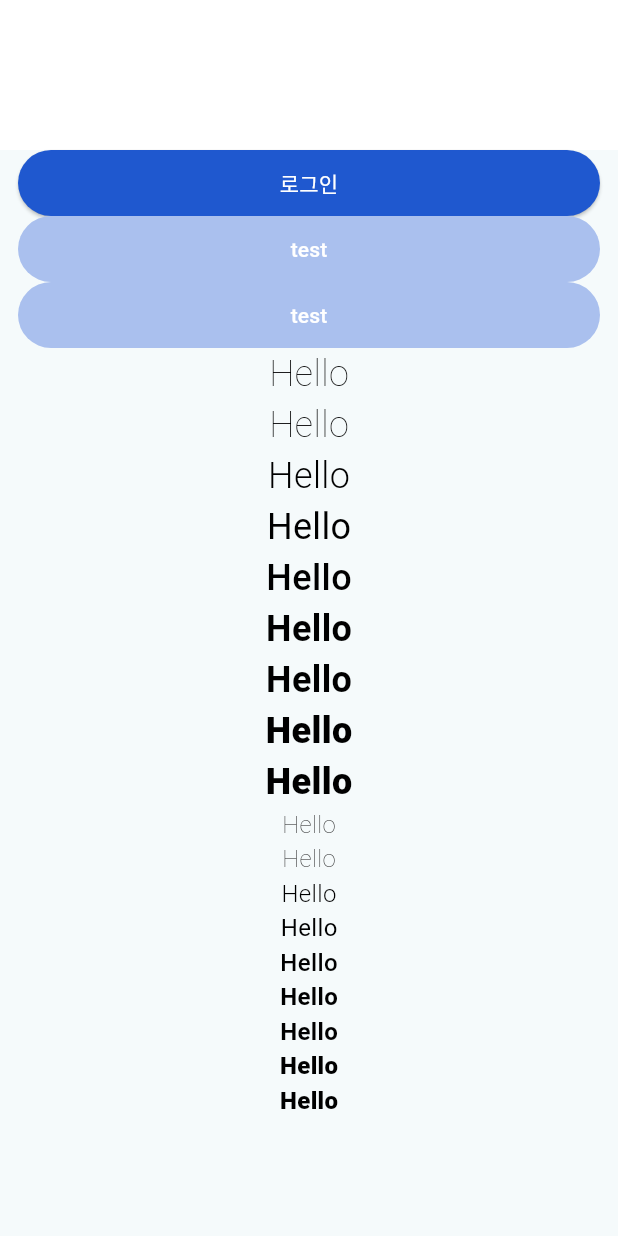
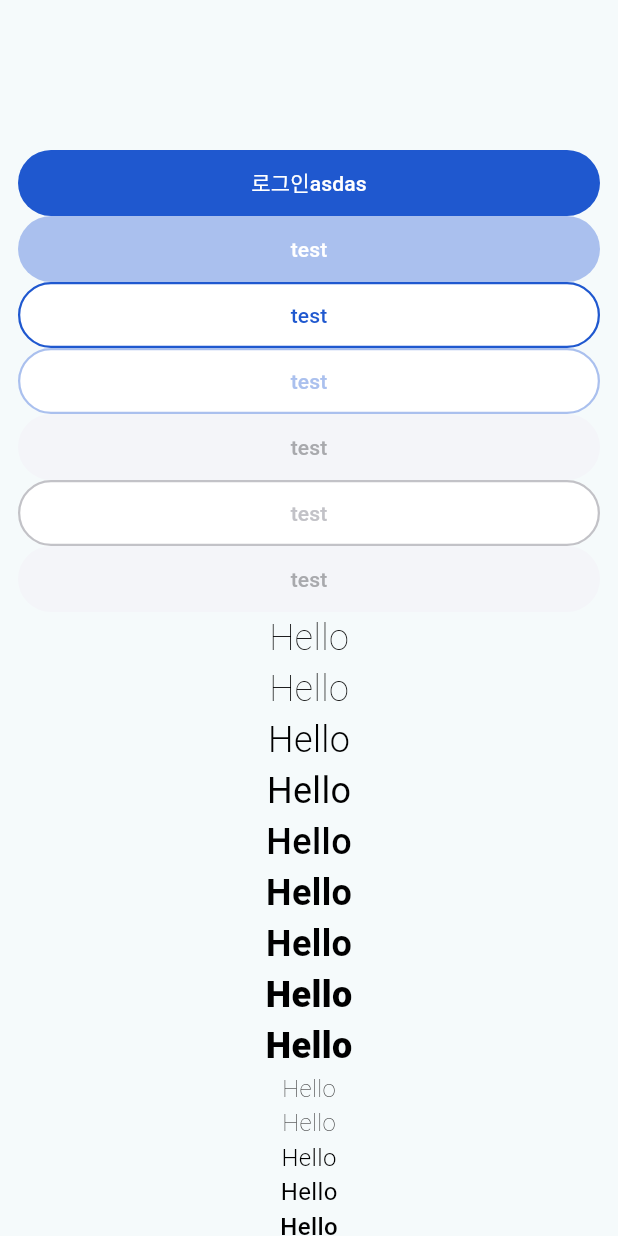
Before and after one commit to HNW-DevON/greeny-ios, a Flutter app: the screen it shows after launch, on a phone screen of 412 x 824 dp. Run offline on Flutter 3.47's test engine with Material 2 defaults, Android fonts, the phone set to English and light mode, and no system bars; Roboto replaces fonts that are missing (Pretendard); project files that could hold a hidden picture were left out.

Commit message:
Add :: more varient buttons

```diff
--- a/lib/component/button/button_type.dart
+++ b/lib/component/button/button_type.dart
@@ -3,18 +3,55 @@ import 'package:flutterproj/theme/color.dart';
 
 enum ButtonType {
 
-  defaultButton(ColorStyle.main500,ColorStyle.white,ColorStyle.main200,ColorStyle.white);
+  defaultButton(
+    backgroundColor: ColorStyle.main500,
+    contentColor: ColorStyle.white,
+    disabledBackgroundColor: ColorStyle.main200,
+    disabledContentColor: ColorStyle.white,
+    strokeColor: ColorStyle.transparent,
+    disabledStrokeColor: ColorStyle.transparent
+  ),
+  strokeButton(
+    backgroundColor: ColorStyle.white,
+    contentColor: ColorStyle.main500,
+    strokeColor: ColorStyle.main500,
+    disabledBackgroundColor: ColorStyle.white,
+    disabledContentColor: ColorStyle.main200,
+    disabledStrokeColor: ColorStyle.main200
+  ),
+  grayDefaultButton(
+    backgroundColor: ColorStyle.gray50,
+    contentColor: ColorStyle.gray300,
+    strokeColor: ColorStyle.transparent,
+    disabledBackgroundColor: ColorStyle.gray50,
+    disabledContentColor: ColorStyle.gray300,
+    disabledStrokeColor: ColorStyle.transparent
+  ),
+  grayStrokeButton(
+    backgroundColor: ColorStyle.white,
+    contentColor: ColorStyle.gray200,
+    strokeColor: ColorStyle.gray200,
+    disabledBackgroundColor: ColorStyle.white,
+    disabledContentColor: ColorStyle.gray200,
+    disabledStrokeColor: ColorStyle.gray200
+  );
+
+
 
   final Color backgroundColor;
   final Color contentColor;
+  final Color strokeColor;
   final Color disabledBackgroundColor;
   final Color disabledContentColor;
+  final Color disabledStrokeColor;
 
-  const ButtonType(
-    this.backgroundColor,
-    this.contentColor,
-    this.disabledBackgroundColor,
-    this.disabledContentColor
-  );
+  const ButtonType({
+    required this.backgroundColor,
+    required this.contentColor,
+    required this.strokeColor,
+    required this.disabledBackgroundColor,
+    required this.disabledContentColor,
+    required this.disabledStrokeColor
+  });
 
 }
--- a/lib/component/button/gsv_button.dart
+++ b/lib/component/button/gsv_button.dart
@@ -1,9 +1,11 @@
 import 'package:flutter/material.dart';
 import 'package:flutterproj/component/button/button_type.dart';
+import 'package:flutterproj/component/text/gsv_text.dart';
+import 'package:flutterproj/component/text/text_type.dart';
 
 class GsvButton extends StatelessWidget {
 
-  static const double _height = 44;
+  static const double height = 44;
 
   final String text;
   final VoidCallback callback;
@@ -20,27 +22,38 @@ class GsvButton extends StatelessWidget {
     this.buttonType = ButtonType.defaultButton,
   }) : super(key: key);
 
-
   @override
   Widget build(BuildContext context) {
-    return SizedBox(
+    return Transform.scale(
+      scale: 1,
+      child: SizedBox(
           width: isLarge ? double.infinity : null,
-      height: _height,
-      child: ElevatedButton(
-          style: ElevatedButton.styleFrom(
+          height: height,
+          child: TextButton(
+              style: TextButton.styleFrom(
+                  splashFactory: NoSplash.splashFactory,
                   backgroundColor: buttonType.backgroundColor,
                   foregroundColor: buttonType.contentColor,
                   disabledBackgroundColor: buttonType.disabledBackgroundColor,
                   disabledForegroundColor: buttonType.disabledContentColor,
                   shape: RoundedRectangleBorder(
-                  borderRadius: BorderRadius.circular(_height / 2)
-              )
+                    side: BorderSide(
+                        color: isEnabled ? buttonType.strokeColor : buttonType.disabledStrokeColor,
+                        width: 1.5
+                    ),
+                    borderRadius: BorderRadius.circular(height / 2),
+                  ),
               ),
               onPressed: isEnabled ? () {
                 callback();
               } : null,
-          child: Text(text)
+              child: GsvText(
+                text: text,
+                textType: TextType.label,
+                color: isEnabled ? buttonType.contentColor : buttonType.disabledContentColor,
               )
+          )
+      ),
     );
   }
 }
--- a/lib/component/text/gsv_text.dart
+++ b/lib/component/text/gsv_text.dart
@@ -12,11 +12,11 @@ class GsvText extends StatelessWidget {
   final FontWeight? fontWeight;
 
   const GsvText({
-    Key? key,
     required this.text,
     this.color = ColorStyle.black,
     this.textType = TextType.body,
-    this.fontWeight
+    this.fontWeight,
+    Key? key
 }) : super(key: key);
 
   @override
--- a/lib/features/ui/ui.dart
+++ b/lib/features/ui/ui.dart
@@ -1,4 +1,5 @@
 import 'package:flutter/material.dart';
+import 'package:flutterproj/component/button/button_type.dart';
 import 'package:flutterproj/component/button/gsv_button.dart';
 import 'package:flutterproj/component/text/gsv_text.dart';
 import 'package:flutterproj/component/text/text_type.dart';
@@ -6,17 +7,15 @@ import 'package:flutterproj/component/text/text_type.dart';
 class UiView extends StatelessWidget {
   @override
   Widget build(BuildContext context) {
-    return Container(
-      padding: const EdgeInsets.only(top: 100),
-      color: Colors.white,
-      child: Material(
+    return Material(
       child: SingleChildScrollView(
         child: Container(
           padding: const EdgeInsets.symmetric(horizontal: 12),
           child: Column(
             children: [
+              const SizedBox(height: 100),
               GsvButton(
-                      text: "로그인",
+                  text: "로그인asdas",
                   callback: () {
 
                   },
@@ -30,13 +29,41 @@ class UiView extends StatelessWidget {
                   },
                   isEnabled: false
               ),
-
               GsvButton(
                 text: "test",
                 callback: () {
 
                 },
-                      isEnabled: false
+                buttonType: ButtonType.strokeButton,
+              ),
+              GsvButton(
+                  text: "test",
+                  callback: () {
+
+                  },
+                  isEnabled: false,
+                buttonType: ButtonType.strokeButton,
+              ),
+              GsvButton(
+                  text: "test",
+                  callback: () {
+
+                  },
+                buttonType: ButtonType.grayDefaultButton,
+              ),
+              GsvButton(
+                text: "test",
+                callback: () {
+
+                },
+                buttonType: ButtonType.grayStrokeButton,
+              ),
+              GsvButton(
+                text: "test",
+                callback: () {
+
+                },
+                buttonType: ButtonType.grayDefaultButton,
               ),
               const GsvText(text: "Hello", fontWeight: FontWeight.w100, textType: TextType.title),
               const GsvText(text: "Hello", fontWeight: FontWeight.w200, textType: TextType.title),
@@ -61,7 +88,6 @@ class UiView extends StatelessWidget {
           ),
         )
       )
-      )
     );
   }
 }
--- a/lib/main.dart
+++ b/lib/main.dart
@@ -2,6 +2,7 @@ import 'package:flutter/material.dart';
 import 'package:flutterproj/component/button/gsv_button.dart';
 import 'package:flutterproj/features/ui/ui.dart';
 import 'package:flutterproj/main_viewmodel.dart';
+import 'package:flutterproj/theme/color.dart';
 import 'package:provider/provider.dart';
 import 'features/home/home_view.dart';
 
@@ -18,6 +19,8 @@ class MyApp extends StatelessWidget {
         child: MaterialApp(
           title: 'Flutter Demo',
           theme: ThemeData(
+            splashColor: ColorStyle.transparent,
+            highlightColor: ColorStyle.transparent,
             colorScheme: ColorScheme.fromSeed(seedColor: Colors.white),
             useMaterial3: true,
           ),
--- a/lib/theme/color.dart
+++ b/lib/theme/color.dart
@@ -28,5 +28,5 @@ class ColorStyle {
   static const Color black = Color(0xFF000000);
   static const Color white = Color(0xFFFFFFFF);
 
-
+  static const Color transparent = Color(0x00FFFFFF);
 }
```
Lines whose indentation alone changed are shown as unchanged.
